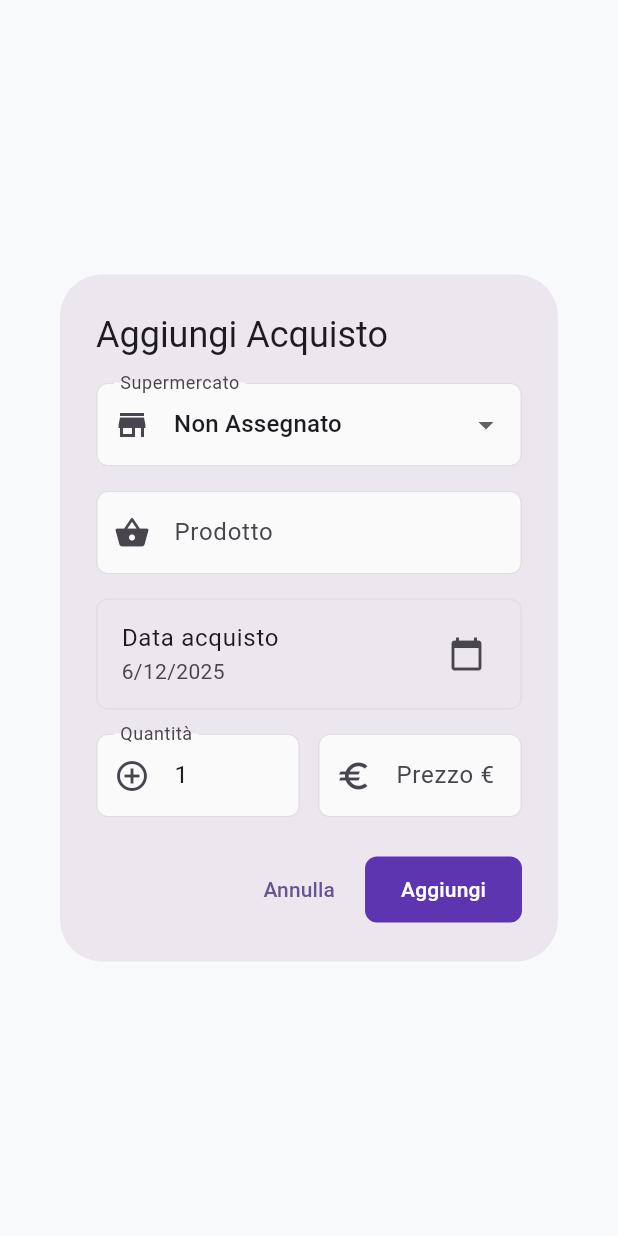
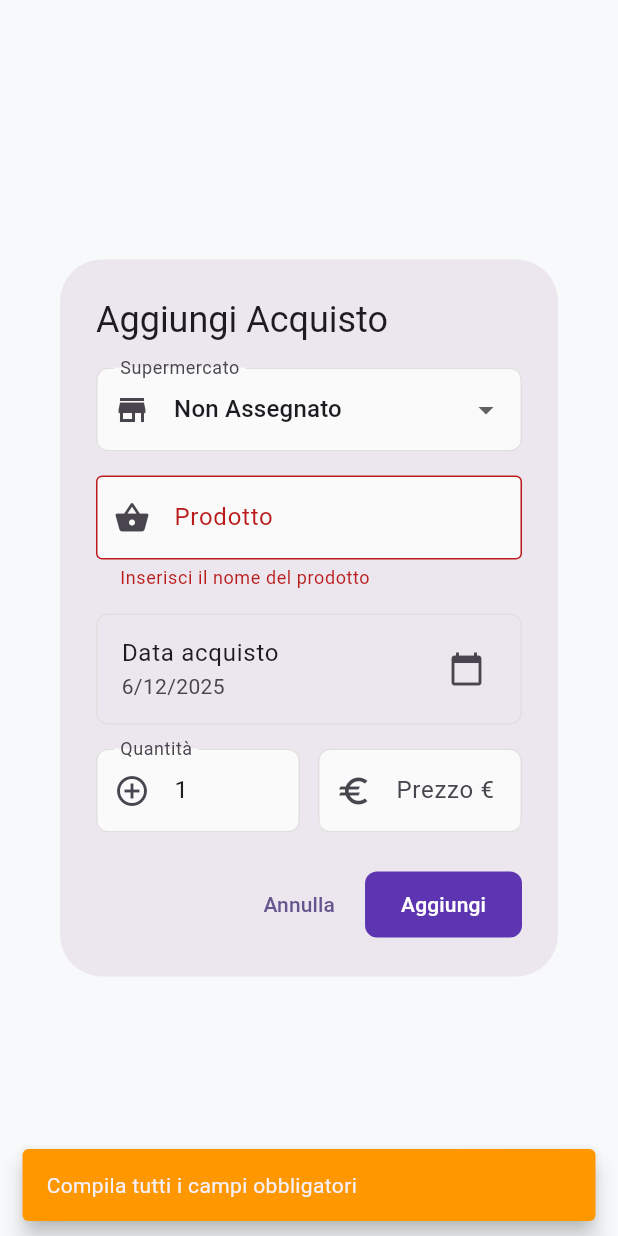
Before and after one commit to Gaudan90/smart_notes, a Flutter app: the SupermarketAddDialog widget shown alone on an empty page, opened directly with empty values, after a tap on "Aggiungi", on a phone screen of 412 x 824 dp. Run offline on Flutter 3.47's test engine with Material 3 defaults, Android fonts, the phone set to English and light mode, and no system bars; our stand-ins replace audioplayers, easy_localization, flutter_local_notifications, flutter_secure_storage, flutter_timezone, permission_handler and 3 more; accounts and stored records are empty.

Commit message:
fix: supermarket dialog valid and autocomplete

```diff
--- a/lib/controllers/supermarket_tracker_presenter.dart
+++ b/lib/controllers/supermarket_tracker_presenter.dart
@@ -18,18 +18,6 @@ class SupermarketTrackerPresenter {
 
   static const String nonAssegnato = 'Non Assegnato';
 
-  // Supermercati di default VECCHI (solo per backward compatibility)
-  static const List<String> _oldDefaultSupermarkets = [
-    'U2',
-    'Gigante',
-    'Bennet',
-    'Carrefour',
-    'Mercato',
-    'Ipercoop',
-    'Coop',
-    'Lidl',
-    'Action',
-  ];
 
   // Lista unificata: Non Assegnato + custom
   List<String> get allSupermarkets {
@@ -37,8 +25,6 @@ class SupermarketTrackerPresenter {
     return result.toList();
   }
 
-  // Backward compatibility per vecchio codice
-  static List<String> get supermarkets => _oldDefaultSupermarkets;
 
   Future<void> loadPurchases() async {
     final prefs = await SharedPreferences.getInstance();
@@ -52,42 +38,11 @@ class SupermarketTrackerPresenter {
             .fromJson(item)).toList(),
       );
 
-      await _migrateOldPurchases();
 
       _sortPurchases();
     }
   }
 
-  Future<void> _migrateOldPurchases() async {
-    bool needsSave = false;
-    final customNames = _customSupermarkets.map((s) => s.name).toSet();
-
-    for (int i = 0; i < _purchases.length; i++) {
-      final purchase = _purchases[i];
-
-      // Se il supermercato non è custom e non è "Non Assegnato"
-      if (!customNames.contains(purchase.supermarket) &&
-          purchase.supermarket != nonAssegnato) {
-        // Migra a "Non Assegnato"
-        _purchases[i] = SupermarketPurchaseModel(
-          id: purchase.id,
-          productName: purchase.productName,
-          supermarket: nonAssegnato,
-          purchaseDate: purchase.purchaseDate,
-          price: purchase.price,
-          quantity: purchase.quantity,
-        );
-        needsSave = true;
-      }
-    }
-
-    if (needsSave) {
-      await _savePurchases();
-      if (kDebugMode) {
-        print('Migrazione completata: acquisti spostati a "Non Assegnato"');
-      }
-    }
-  }
 
   Future<void> loadCustomSupermarkets() async {
     try {
--- a/lib/widget/supermarket/supermarket_add_dialog.dart
+++ b/lib/widget/supermarket/supermarket_add_dialog.dart
@@ -19,9 +19,12 @@ class SupermarketAddDialog extends StatefulWidget {
 }
 
 class _SupermarketAddDialogState extends State<SupermarketAddDialog> {
+  final _formKey = GlobalKey<FormState>();
   final _productController = TextEditingController();
   final _quantityController = TextEditingController(text: '1');
   final _priceController = TextEditingController();
+
+  TextEditingController? _autocompleteController;
 
   late String _selectedSupermarket;
   DateTime _selectedDate = DateTime.now();
@@ -29,6 +32,8 @@ class _SupermarketAddDialogState extends State<SupermarketAddDialog> {
   @override
   void initState() {
     super.initState();
+    _selectedDate = DateTime.now();
+
     final allSupermarkets = widget.presenter.allSupermarkets;
     _selectedSupermarket = allSupermarkets.isNotEmpty
         ? allSupermarkets.first
@@ -69,10 +74,11 @@ class _SupermarketAddDialogState extends State<SupermarketAddDialog> {
     return AlertDialog(
       title: const Text('Aggiungi Acquisto'),
       content: SingleChildScrollView(
+        child: Form(
+          key: _formKey,
           child: Column(
             mainAxisSize: MainAxisSize.min,
             children: [
-            // Supermercato
               DropdownButtonFormField<String>(
                 value: _selectedSupermarket,
                 decoration: const InputDecoration(
@@ -95,7 +101,6 @@ class _SupermarketAddDialogState extends State<SupermarketAddDialog> {
 
               const SizedBox(height: 16),
 
-            // Prodotto (con autocomplete)
               Autocomplete<String>(
                 optionsBuilder: (TextEditingValue textEditingValue) {
                   if (textEditingValue.text.isEmpty) {
@@ -112,8 +117,9 @@ class _SupermarketAddDialogState extends State<SupermarketAddDialog> {
                 },
                 fieldViewBuilder:
                     (context, controller, focusNode, onFieldSubmitted) {
-                _productController.text = controller.text;
-                return TextField(
+                  _autocompleteController = controller;
+
+                  return TextFormField(
                     controller: controller,
                     focusNode: focusNode,
                     decoration: const InputDecoration(
@@ -123,13 +129,18 @@ class _SupermarketAddDialogState extends State<SupermarketAddDialog> {
                       prefixIcon: Icon(Icons.shopping_basket),
                     ),
                     textCapitalization: TextCapitalization.words,
+                    validator: (value) {
+                      if (value == null || value.trim().isEmpty) {
+                        return 'Inserisci il nome del prodotto';
+                      }
+                      return null;
+                    },
                   );
                 },
               ),
 
               const SizedBox(height: 16),
 
-            // Data
               ListTile(
                 title: const Text('Data acquisto'),
                 subtitle: Text(
@@ -146,35 +157,45 @@ class _SupermarketAddDialogState extends State<SupermarketAddDialog> {
 
               const SizedBox(height: 16),
 
-            // Quantità e Prezzo
               Row(
                 children: [
                   Expanded(
-                  child: TextField(
+                    child: TextFormField(
                       controller: _quantityController,
+                      keyboardType: TextInputType.number,
                       decoration: const InputDecoration(
                         labelText: 'Quantità',
                         border: OutlineInputBorder(),
                         prefixIcon: Icon(Icons.add_circle_outline),
                       ),
-                    keyboardType: TextInputType.number,
                       inputFormatters: [
                         FilteringTextInputFormatter.digitsOnly,
                       ],
+                      validator: (value) {
+                        if (value == null || value.trim().isEmpty) {
+                          return 'Richiesto';
+                        }
+                        final qty = int.tryParse(value);
+                        if (qty == null || qty < 1) {
+                          return 'Min 1';
+                        }
+                        return null;
+                      },
                     ),
                   ),
                   const SizedBox(width: 12),
                   Expanded(
-                  child: TextField(
+                    child: TextFormField(
                       controller: _priceController,
+                      keyboardType: const TextInputType.numberWithOptions(
+                        decimal: true,
+                      ),
                       decoration: const InputDecoration(
                         labelText: 'Prezzo €',
                         hintText: 'Opzionale',
                         border: OutlineInputBorder(),
                         prefixIcon: Icon(Icons.euro),
                       ),
-                    keyboardType: const TextInputType
-                        .numberWithOptions(decimal: true),
                       inputFormatters: [
                         FilteringTextInputFormatter
                             .allow(RegExp(r'^\d+\.?\d{0,2}')),
@@ -186,6 +207,7 @@ class _SupermarketAddDialogState extends State<SupermarketAddDialog> {
             ],
           ),
         ),
+      ),
       actions: [
         TextButton(
           onPressed: () => Navigator.pop(context),
@@ -193,12 +215,14 @@ class _SupermarketAddDialogState extends State<SupermarketAddDialog> {
         ),
         ElevatedButton(
           onPressed: () async {
-            if (_productController.text.isNotEmpty) {
+            if (_formKey.currentState!.validate()) {
               final quantity = int.tryParse(_quantityController.text) ?? 1;
               final price = double.tryParse(_priceController.text);
 
+              final productName = _autocompleteController?.text ?? '';
+
               await widget.presenter.addPurchase(
-                productName: _productController.text,
+                productName: productName,
                 supermarket: _selectedSupermarket,
                 purchaseDate: _selectedDate,
                 price: price,
@@ -211,9 +235,20 @@ class _SupermarketAddDialogState extends State<SupermarketAddDialog> {
                 Navigator.pop(context);
                 ScaffoldMessenger.of(context).showSnackBar(
                   const SnackBar(
-                    content: Text('✓ Acquisto registrato'),
+                    content: Text('Acquisto registrato'),
                     backgroundColor: Colors.green,
                     behavior: SnackBarBehavior.floating,
+                  ),
+                );
+              }
+            } else {
+              if (context.mounted) {
+                ScaffoldMessenger.of(context).showSnackBar(
+                  const SnackBar(
+                    content: Text('Compila tutti i campi obbligatori'),
+                    backgroundColor: Colors.orange,
+                    behavior: SnackBarBehavior.floating,
+                    duration: Duration(seconds: 2),
                   ),
                 );
               }
--- a/lib/widget/supermarket/supermarket_edit_dialog.dart
+++ b/lib/widget/supermarket/supermarket_edit_dialog.dart
@@ -121,13 +121,11 @@ class _SupermarketEditDialogState extends State<SupermarketEditDialog> {
               },
               fieldViewBuilder:
                   (context, controller, focusNode, onFieldSubmitted) {
-                // Sincronizza il controller interno
                 controller.text = _productController.text;
                 controller.selection = TextSelection.fromPosition(
                   TextPosition(offset: controller.text.length),
                 );
 
-                // Listener per aggiornare quando l'utente digita
                 controller.addListener(() {
                   _productController.text = controller.text;
                 });
@@ -229,7 +227,7 @@ class _SupermarketEditDialogState extends State<SupermarketEditDialog> {
                 Navigator.pop(context);
                 ScaffoldMessenger.of(context).showSnackBar(
                   const SnackBar(
-                    content: Text('✓ Acquisto aggiornato'),
+                    content: Text('Acquisto aggiornato'),
                     backgroundColor: Colors.green,
                     behavior: SnackBarBehavior.floating,
                   ),
--- a/lib/widget/supermarket/supermarket_tab_actions_mixin.dart
+++ b/lib/widget/supermarket/supermarket_tab_actions_mixin.dart
@@ -29,7 +29,7 @@ mixin SupermarketTabActionsMixin<T extends StatefulWidget> on State<T> {
           );
 
           if (mounted && result.status == ShareResultStatus.success) {
-            showSnackBarMessage('✓ Dati condivisi con successo', Colors.green);
+            showSnackBarMessage('Dati condivisi con successo', Colors.green);
           }
         } else {
           // TESTO LUNGO: Crea file temporaneo e condividi file
@@ -49,7 +49,7 @@ mixin SupermarketTabActionsMixin<T extends StatefulWidget> on State<T> {
 
           if (mounted && result.status == ShareResultStatus.success) {
             showSnackBarMessage(
-                '✓ File condiviso (${presenter.purchases.length} acquisti)',
+                'File condiviso (${presenter.purchases.length} acquisti)',
                 Colors.green
             );
           }
@@ -176,7 +176,7 @@ mixin SupermarketTabActionsMixin<T extends StatefulWidget> on State<T> {
       await onUpdate();
 
       if (mounted) {
-        showSnackBarMessage('✓ Acquisto eliminato', null);
+        showSnackBarMessage('Acquisto eliminato', null);
       }
     }
   }
--- a/lib/widget/supermarket/supermarket_tab_dialogs_mixin.dart
+++ b/lib/widget/supermarket/supermarket_tab_dialogs_mixin.dart
@@ -8,17 +8,16 @@ import 'custom_supermarket_dialog.dart';
 import 'import_from_list_dialog.dart';
 
 mixin SupermarketTabDialogsMixin<T extends StatefulWidget> on State<T> {
-  // Getter per accesso ai presenter
   SupermarketTrackerPresenter get presenter;
   ShoppingListPresenter get shoppingPresenter;
   List<String> get availableProducts;
   Future<void> Function() get onUpdate;
 
-  // Apre il dialog per aggiungere un nuovo acquisto
   void showAddPurchase() {
     showDialog(
       context: context,
       builder: (context) => SupermarketAddDialog(
+        key: UniqueKey(),
         presenter: presenter,
         onPurchaseAdded: onUpdate,
         availableProducts: availableProducts,
@@ -26,7 +25,6 @@ mixin SupermarketTabDialogsMixin<T extends StatefulWidget> on State<T> {
     );
   }
 
-  // Apre il dialog per modificare un acquisto esistente
   void showEditPurchase(SupermarketPurchaseModel purchase) {
     showDialog(
       context: context,
@@ -39,7 +37,6 @@ mixin SupermarketTabDialogsMixin<T extends StatefulWidget> on State<T> {
     );
   }
 
-  // Apre il dialog per aggiungere un supermercato personalizzato
   void showAddCustomSupermarket() {
     showDialog(
       context: context,
@@ -50,7 +47,6 @@ mixin SupermarketTabDialogsMixin<T extends StatefulWidget> on State<T> {
     );
   }
 
-  // Apre il dialog per importare prodotti dalla shopping list
   void showImportFromList() {
     showDialog(
       context: context,
```
Lines whose indentation alone changed are shown as unchanged.
